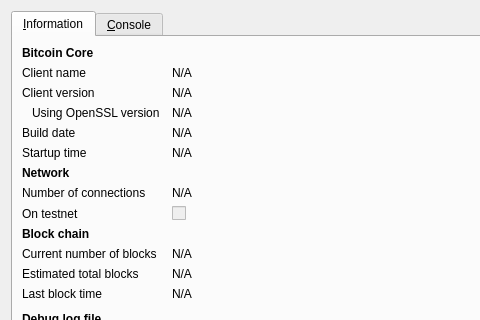
Above: qcoin/src/qt/forms/rpcconsole.ui from wonabru/Q before the change; both pictures show x 0 to 480 and y 0 to 320 of the 740 by 450 pixel window. Below: the same form after it.
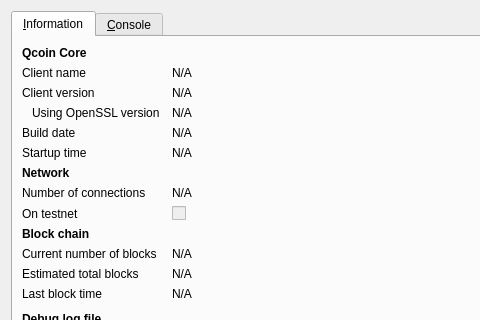
That is the form after the change. Icons and pictures are not drawn.

Patch:
```diff
--- a/qcoin/src/qt/forms/rpcconsole.ui
+++ b/qcoin/src/qt/forms/rpcconsole.ui
@@ -36,7 +36,7 @@
           </font>
          </property>
          <property name="text">
-          <string>Bitcoin Core</string>
+          <string>Qcoin Core</string>
          </property>
         </widget>
        </item>
```
